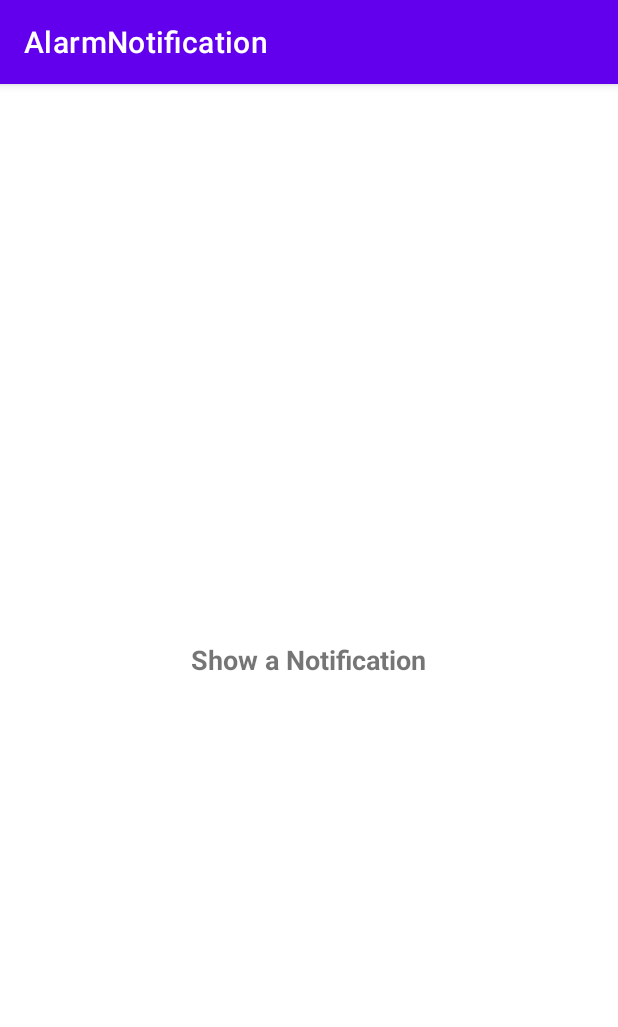
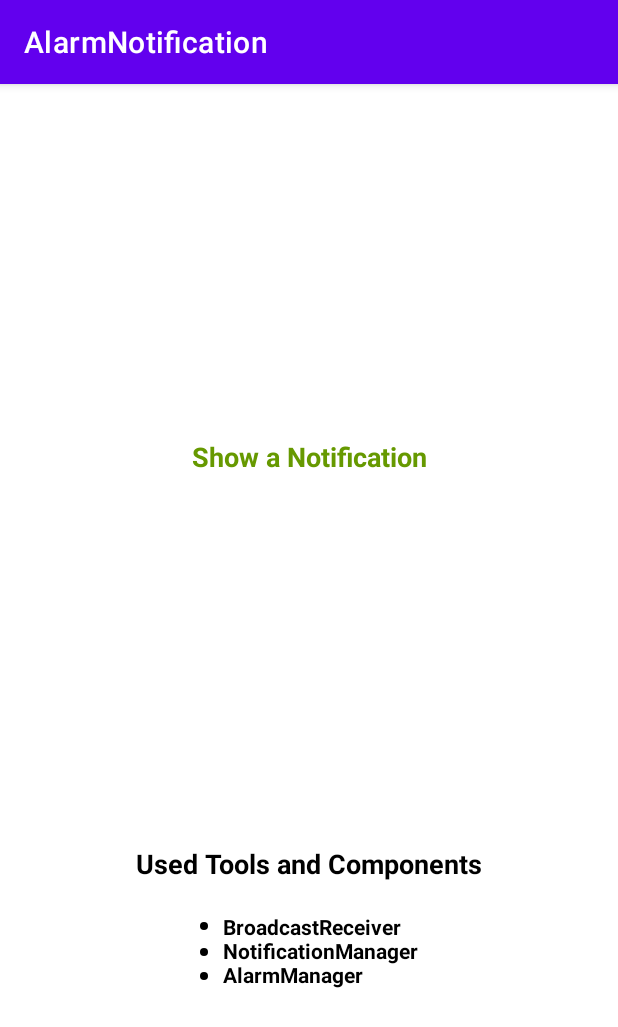
Before and after one commit to ThalesMiletus/AlarmNotification, an Android app: the screen it shows after launch (MainActivity), on a phone screen of 412 x 824 dp. Shown: the top 1027 px of the screen. Run offline under Robolectric (Android 15) with nearby library versions, the light colour scheme and no system bars.

```diff
--- a/app/src/main/res/layout/activity_main.xml
+++ b/app/src/main/res/layout/activity_main.xml
@@ -1,5 +1,6 @@
 <?xml version="1.0" encoding="utf-8"?>
-<FrameLayout xmlns:android="http://schemas.android.com/apk/res/android"
+<androidx.constraintlayout.widget.ConstraintLayout xmlns:android="http://schemas.android.com/apk/res/android"
+    xmlns:app="http://schemas.android.com/apk/res-auto"
     xmlns:tools="http://schemas.android.com/tools"
     android:id="@+id/container"
     android:layout_width="match_parent"
@@ -10,10 +11,43 @@
         android:id="@+id/tv_show_notification"
         android:layout_width="wrap_content"
         android:layout_height="wrap_content"
-        android:layout_gravity="center"
         android:padding="10dp"
         android:text="@string/show_a_notification"
         android:textSize="18sp"
-        android:textStyle="bold" />
+        android:textStyle="bold"
+        android:textColor="@android:color/holo_green_dark"
+        app:layout_constraintBottom_toTopOf="@+id/tv_used_tools_and_components"
+        app:layout_constraintEnd_toEndOf="parent"
+        app:layout_constraintStart_toStartOf="parent"
+        app:layout_constraintTop_toTopOf="parent" />
 
-</FrameLayout>
+    <androidx.appcompat.widget.AppCompatTextView
+        android:id="@+id/tv_used_tools_and_components"
+        android:layout_width="wrap_content"
+        android:layout_height="wrap_content"
+        android:padding="10dp"
+        android:text="@string/tv_used_tools_and_components"
+        android:textColor="@android:color/black"
+        android:textSize="18sp"
+        android:textStyle="bold"
+        app:layout_constraintBottom_toBottomOf="parent"
+        app:layout_constraintEnd_toEndOf="parent"
+        app:layout_constraintStart_toStartOf="parent"
+        app:layout_constraintTop_toBottomOf="@+id/tv_show_notification" />
+
+
+    <androidx.appcompat.widget.AppCompatTextView
+        android:id="@+id/tv_used_tools_and_components_list"
+        android:layout_width="wrap_content"
+        android:layout_height="wrap_content"
+        android:padding="10dp"
+        android:text="@string/tools_and_components"
+        android:textColor="@android:color/black"
+        android:textSize="14sp"
+        android:textStyle="bold"
+        app:layout_constraintEnd_toEndOf="parent"
+        app:layout_constraintStart_toStartOf="parent"
+        app:layout_constraintTop_toBottomOf="@+id/tv_used_tools_and_components" />
+
+
+</androidx.constraintlayout.widget.ConstraintLayout>
--- a/app/src/main/res/values/strings.xml
+++ b/app/src/main/res/values/strings.xml
@@ -4,7 +4,15 @@
     <string name="my_notification_channel_name">my_channel_name</string>
     <string name="my_notification_channel_description">my_channel_description</string>
     <string name="show_a_notification">Show a Notification</string>
+    <string name="tv_used_tools_and_components">Used Tools and Components</string>
     <string name="content_text">Content Text</string>
     <string name="snooze">snooze</string>
     <string name="notification_title">Title</string>>
+
+    <string name="tools_and_components">
+        <li>BroadcastReceiver</li>\n
+        <li>NotificationManager</li>\n
+        <li>AlarmManager</li>\n
+    </string>
+
 </resources>
```
